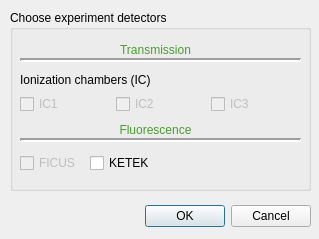
The window that ui/mapDetectors.ui (SESAME-Synchrotron/XAFSScanTool) describes before a commit, drawn with Qt 5.
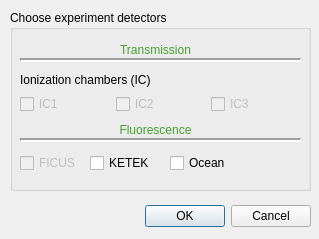
The same window after the commit.

The edit to the form file:
```diff
--- a/ui/mapDetectors.ui
+++ b/ui/mapDetectors.ui
@@ -235,6 +235,25 @@
      </item>
     </layout>
    </widget>
+   <widget class="QCheckBox" name="OCEAN">
+    <property name="enabled">
+     <bool>true</bool>
+    </property>
+    <property name="geometry">
+     <rect>
+      <x>160</x>
+      <y>140</y>
+      <width>61</width>
+      <height>26</height>
+     </rect>
+    </property>
+    <property name="text">
+     <string>Ocean</string>
+    </property>
+    <property name="checked">
+     <bool>false</bool>
+    </property>
+   </widget>
   </widget>
  </widget>
  <tabstops>
```
